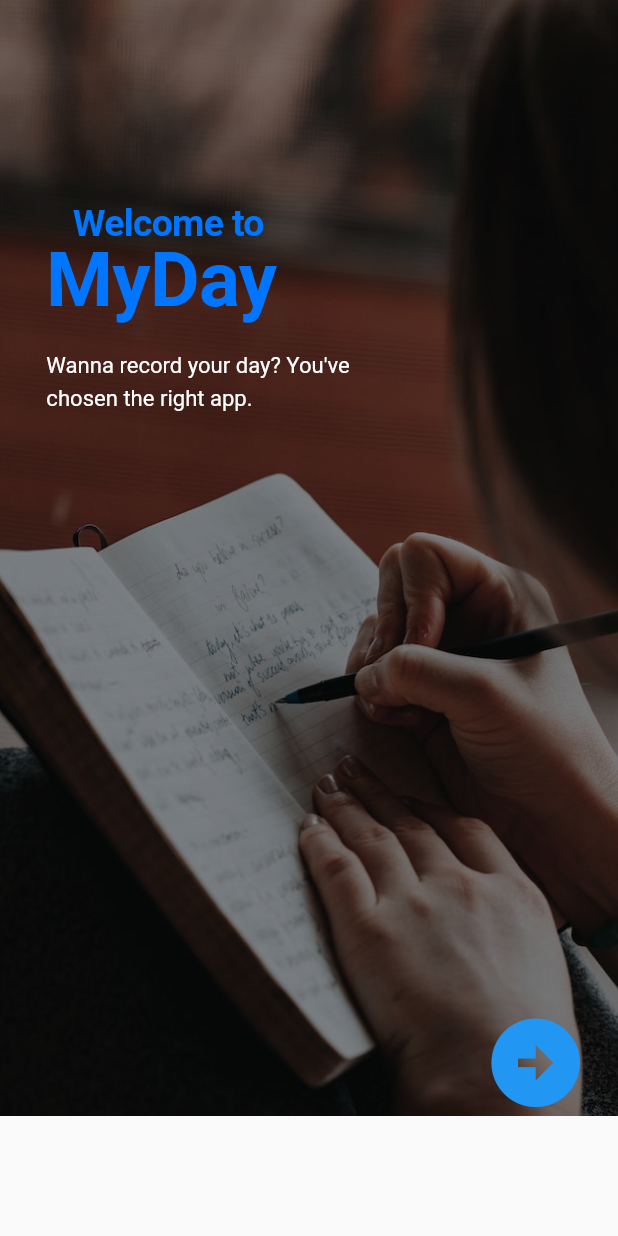
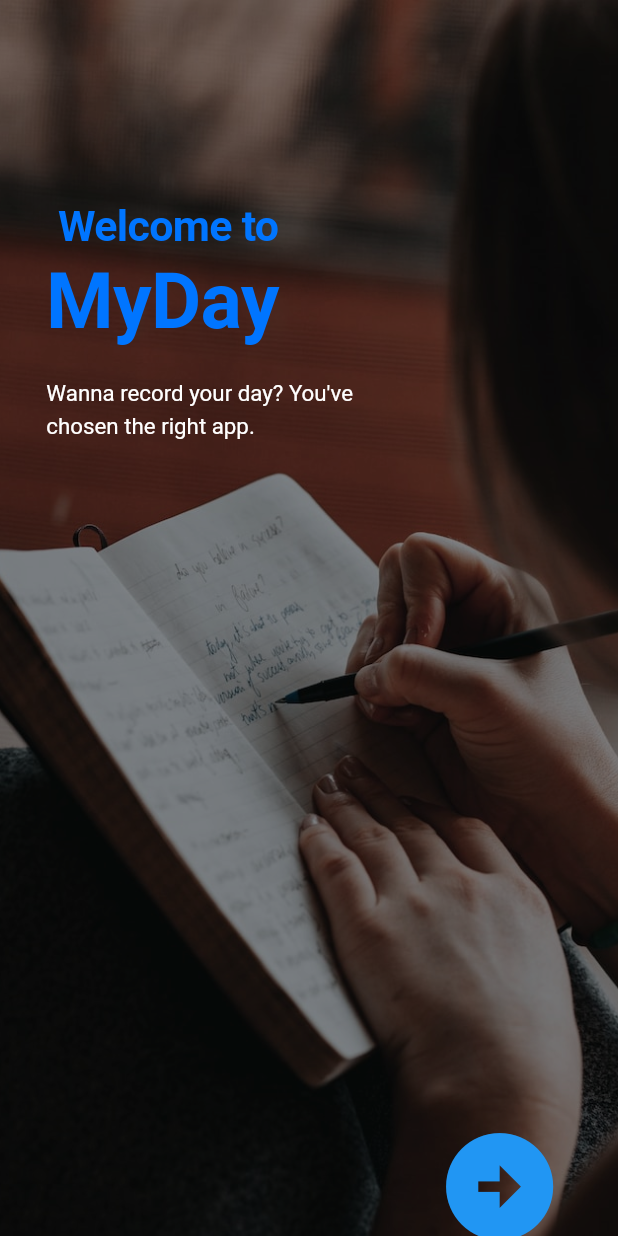
Before and after one commit to Scr0fa/G5FinalProject, a Flutter app: the screen it shows after launch, on a phone screen of 412 x 824 dp. Run offline on Flutter 3.47's test engine with Material 2 defaults, Android fonts, the phone set to English and light mode, and no system bars; our stand-ins replace image_picker.

Commit message:
Reconstruct the code - update

```diff
--- a/lib/Pages/landing_page.dart
+++ b/lib/Pages/landing_page.dart
@@ -8,12 +8,13 @@ class LandingPage extends StatelessWidget {
   Widget build(BuildContext context) {
     double baseWidth = 360;
     double size = MediaQuery.of(context).size.width / baseWidth;
-    double sizes = size * 0.99;
+    double sizes = size *1;
+
     return SizedBox(
       width: double.infinity,
       child: SizedBox(
         width: double.infinity,
-        height: 650*size,
+        height: 850*size,
         child: Stack(
           children: [
             Positioned(
@@ -44,30 +45,29 @@ class LandingPage extends StatelessWidget {
                 ),
               ),
             ),
-
             Positioned(
               left: 27*size,
               top: 120*size,
               child: SizedBox(
                 width: 206*size,
-                height: 150*size,
+                height: 300*size,
                 child: Column(
                   crossAxisAlignment: CrossAxisAlignment.start,
                   children: [
                     Container(
-                      margin: EdgeInsets.fromLTRB(0*size, 0*size, 0*size, 19*size),
+                      margin: EdgeInsets.fromLTRB(0*size, 0*size, 0*size, 25*size),
                       width: 142*size,
                       child: Column(
                         crossAxisAlignment: CrossAxisAlignment.start,
                         children: [
                           Container(
-                            margin: EdgeInsets.fromLTRB(0*size, 0*size, 0*size, 18*size),
+                            margin: EdgeInsets.fromLTRB(0*size, 0*size, 0*size, 30*size),
                             width: double.infinity,
                             child: Text(
                               'Welcome to',
                               textAlign: TextAlign.center,
                               style: TextStyle (
-                                fontSize: 22*sizes,
+                                fontSize: 25*sizes,
                                 fontWeight: FontWeight.w600,
                                 height: 1*sizes/size,
                                 letterSpacing: -0.4079999924*size,
@@ -76,11 +76,11 @@ class LandingPage extends StatelessWidget {
                             ),
                           ),
                           Text(
-                            'MyDay',
+                            '   MyDay',
                             style: TextStyle (
                               fontSize: 45*sizes,
                               fontWeight: FontWeight.w600,
-                              height: 0.5365853659*sizes/size,
+                              height: 0.2*sizes/size,
                               letterSpacing: -0.4079999924*size,
                               color: const Color(0xff0075ff),
                             ),
@@ -107,12 +107,12 @@ class LandingPage extends StatelessWidget {
               ),
             ),
             Positioned(
-              left: 281*size,
-              top: 588*size,
+              left: 250*size,
+              top: 650*size,
               child: Align(
                 child: SizedBox(
-                  width: 52*size,
-                  height: 62*size,
+                  width: 82*size,
+                  height: 82*size,
                   child: TextButton(
                     onPressed: () async{
                       Navigator.push(
@@ -125,7 +125,7 @@ class LandingPage extends StatelessWidget {
                       padding: EdgeInsets.zero,
                     ),
                     child: Icon(Icons.arrow_circle_right_sharp,
-                      size: 62*size,
+                      size: 75*size,
                     ),
 
                   ),
```
